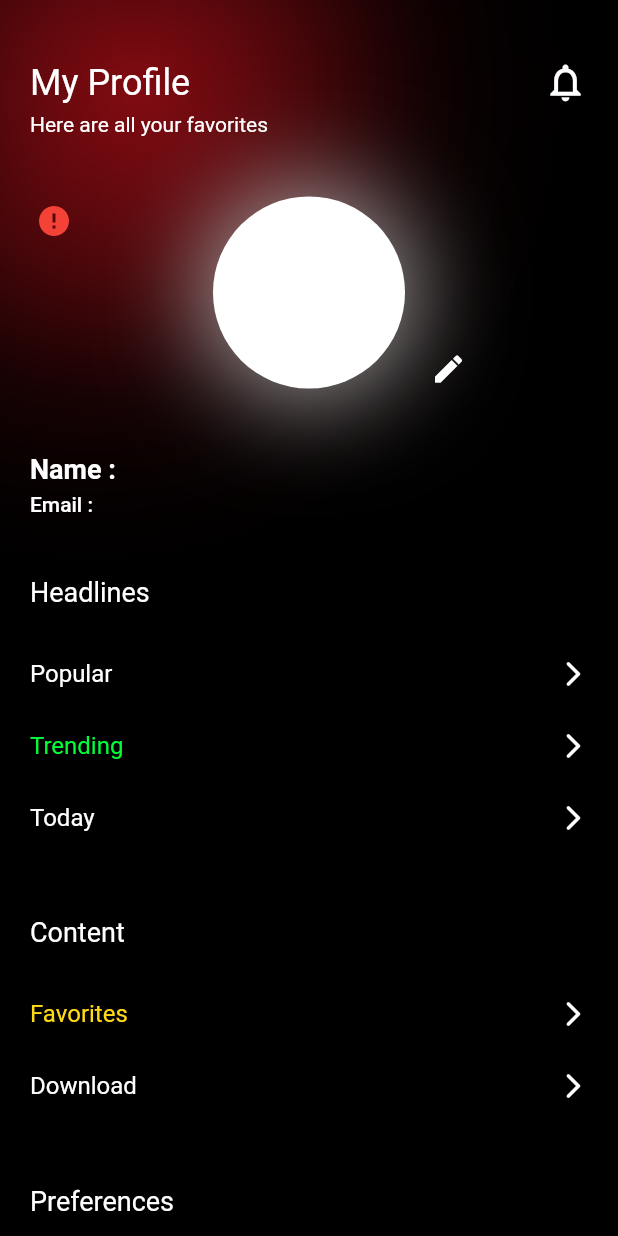
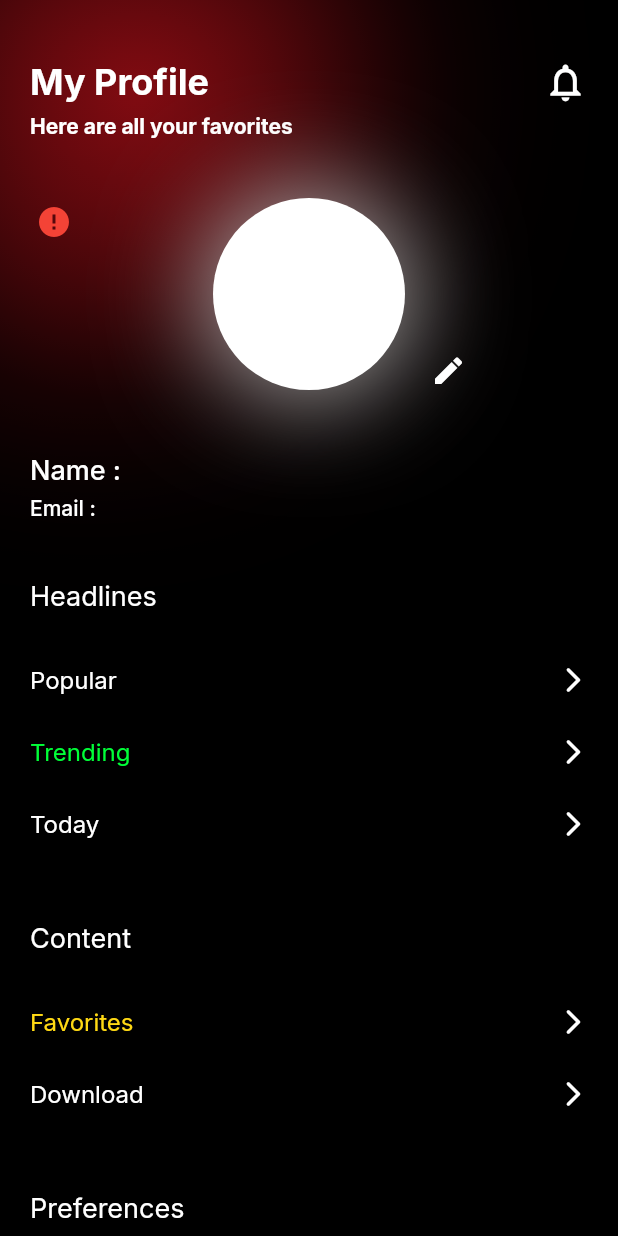
Before and after one commit to diptanshumahish/watch, a Flutter app: the ProfileScreen screen opened directly, on a phone screen of 412 x 824 dp. Run offline on Flutter 3.47's test engine with Material 2 defaults, Android fonts, the phone set to English and light mode, and no system bars; drawn by our look-alikes of cached_network_image; our stand-ins replace cloud_firestore, dartz, equatable, firebase_auth, firebase_core, flutter_animate and 12 more; missing offline and left inert: flutter_facebook_auth; accounts and stored records are empty; network calls fail.

Commit message:
google fonts added

```diff
--- a/lib/app/theme/app_theme.dart
+++ b/lib/app/theme/app_theme.dart
@@ -1,15 +1,18 @@
 import 'package:flutter/material.dart';
+import 'package:google_fonts/google_fonts.dart';
 
 class MyThemes {
   //dark theme
   static final darkTheme = ThemeData.dark().copyWith(
     scaffoldBackgroundColor: Colors.black,
+    textTheme: GoogleFonts.interTextTheme(),
     primaryColor: Colors.black,
   );
 
   //light theme
   static final lightTheme = ThemeData.light().copyWith(
     scaffoldBackgroundColor: Colors.white,
+    textTheme: GoogleFonts.interTextTheme(),
     primaryColor: Colors.white,
   );
 }
--- a/lib/main.dart
+++ b/lib/main.dart
@@ -13,7 +13,10 @@ import 'src/providers/local_storage_provider.dart';
 Future<void> main() async {
   WidgetsFlutterBinding.ensureInitialized();
   await SystemChrome.setPreferredOrientations(
-    [DeviceOrientation.portraitUp, DeviceOrientation.portraitDown],
+    [
+      DeviceOrientation.portraitUp,
+      DeviceOrientation.portraitDown,
+    ],
   );
   await Firebase.initializeApp(options: DefaultFirebaseOptions.currentPlatform);
   SharedPreferences prefsInstance = await SharedPreferences.getInstance();
--- a/lib/src/app.dart
+++ b/lib/src/app.dart
@@ -30,13 +30,13 @@ class MyApp extends StatelessWidget {
           return user.when(
             data: (user) {
               if (user != null) {
+                return const LoginScreen();
+              } else {
                 return const HomeScreen();
-              } else {
-                return LoginScreen();
               }
             },
             loading: () => const SplashScreen(),
-            error: (error, stack) => const Center(child: Text('Error')),
+            error: (_, __) => const Center(child: Text('Error')),
           );
         },
       ),
--- a/lib/src/features/home/presentation/explore_screen/explore.dart
+++ b/lib/src/features/home/presentation/explore_screen/explore.dart
@@ -83,12 +83,16 @@ class _ExploreScreenState extends ConsumerState<ExploreScreen> {
                 maxLines: 1,
                 style: TextStyle(
                   fontSize: 30,
+                  color: Colors.white,
                   fontWeight: FontWeight.bold,
                 ),
               ),
               Text(
                 "Search for movies/Web series",
-                style: TextStyle(fontSize: 20),
+                style: TextStyle(
+                  fontSize: 20,
+                  color: Colors.white,
+                ),
               )
             ],
           ),
--- a/lib/src/features/home/presentation/favourites/favourites_screen.dart
+++ b/lib/src/features/home/presentation/favourites/favourites_screen.dart
@@ -21,13 +21,14 @@ class FavScreen extends StatelessWidget {
                 'Your Favourites',
                 style: TextStyle(
                   fontSize: 20,
+                  color: Colors.white,
                   fontWeight: FontWeight.bold,
                 ),
               ),
             ),
           ],
         ),
-        const SizedBox(height: 15),
+        const SizedBox(height: 30),
         Expanded(
           child: Consumer(
             builder: (context, ref, child) {
--- a/lib/src/features/home/presentation/home_view/components/home.dart
+++ b/lib/src/features/home/presentation/home_view/components/home.dart
@@ -47,16 +47,18 @@ class _HomeState extends State<Home> {
                     maxLines: 1,
                     style: const TextStyle(
                       fontSize: 24,
+                      color: Colors.white,
                       fontWeight: FontWeight.bold,
                     ),
                   );
                 },
               ),
-              const Text(
+              const SizedBox(height: 10),
+              Text(
                 "Let's see what's here for you",
                 style: TextStyle(
                   fontSize: 25,
-                  color: Colors.grey,
+                  color: Colors.grey.shade300,
                 ),
               )
             ],
--- a/lib/src/features/home/presentation/movie_details/movie_details_screen.dart
+++ b/lib/src/features/home/presentation/movie_details/movie_details_screen.dart
@@ -250,10 +250,11 @@ class MovieDescScreen extends HookConsumerWidget {
                             'Watch Now',
                             style: TextStyle(
                               fontWeight: FontWeight.w600,
+                              color: Colors.white,
                               fontSize: 16,
                             ),
                           ),
-                        ),
+                        ).,
                       ),
                     ],
                   ),
--- a/lib/src/features/home/presentation/profile/profile.dart
+++ b/lib/src/features/home/presentation/profile/profile.dart
@@ -53,7 +53,10 @@ class _ProfileScreenState extends State<ProfileScreen> {
                         Flexible(
                           child: Text(
                             'My Profile',
-                            style: textTheme.headlineSmall,
+                            style: textTheme.headlineSmall?.copyWith(
+                              color: Colors.white,
+                              fontWeight: FontWeight.w700,
+                            ),
                           ),
                         ),
                         const Icon(
@@ -68,7 +71,10 @@ class _ProfileScreenState extends State<ProfileScreen> {
                       children: [
                         Text(
                           'Here are all your favorites',
-                          style: textTheme.bodyText2,
+                          style: textTheme.bodyText2?.copyWith(
+                            color: Colors.white,
+                            fontWeight: FontWeight.w700,
+                          ),
                         ),
                       ],
                     ),
@@ -128,10 +134,11 @@ class _ProfileScreenState extends State<ProfileScreen> {
                       final name = ref.watch(userNotifierProvider
                           .select((value) => value.displayName));
                       return Text(
-                        'Name :${name ?? 'N/A'}',
+                        'Name : ${name ?? 'N/A'}',
                         style: const TextStyle(
                           fontSize: 18,
-                          fontWeight: FontWeight.w600,
+                          color: Colors.white,
+                          fontWeight: FontWeight.w500,
                         ),
                       );
                     }),
@@ -140,9 +147,10 @@ class _ProfileScreenState extends State<ProfileScreen> {
                       final e = ref.watch(
                           userNotifierProvider.select((value) => value.email));
                       return Text(
-                        'Email :${e ?? 'N/A'}',
+                        'Email : ${e ?? 'N/A'}',
                         style: const TextStyle(
                           fontSize: 14,
+                          color: Colors.white,
                           fontWeight: FontWeight.w500,
                         ),
                       );
@@ -156,6 +164,7 @@ class _ProfileScreenState extends State<ProfileScreen> {
                             'Headlines',
                             style: textTheme.headlineSmall?.copyWith(
                               fontSize: 18,
+                              color: Colors.white,
                             ),
                           ),
                         ),
@@ -175,7 +184,7 @@ class _ProfileScreenState extends State<ProfileScreen> {
                                   fontSize: 16,
                                   color: e == 'Trending'
                                       ? const Color(0XFF00FF38)
-                                      : null,
+                                      : Colors.white,
                                 ),
                               ),
                             ),
@@ -196,6 +205,7 @@ class _ProfileScreenState extends State<ProfileScreen> {
                             'Content',
                             style: textTheme.headlineSmall?.copyWith(
                               fontSize: 18,
+                              color: Colors.white,
                             ),
                           ),
                         ),
@@ -215,7 +225,7 @@ class _ProfileScreenState extends State<ProfileScreen> {
                                   fontSize: 16,
                                   color: e == 'Favorites'
                                       ? const Color(0XFFFFD914)
-                                      : null,
+                                      : Colors.white,
                                 ),
                               ),
                             ),
@@ -236,6 +246,7 @@ class _ProfileScreenState extends State<ProfileScreen> {
                             'Preferences',
                             style: textTheme.headlineSmall?.copyWith(
                               fontSize: 18,
+                              color: Colors.white,
                             ),
                           ),
                         ),
@@ -251,8 +262,10 @@ class _ProfileScreenState extends State<ProfileScreen> {
                             Expanded(
                               child: Text(
                                 e,
-                                style: textTheme.bodyMedium
-                                    ?.copyWith(fontSize: 16),
+                                style: textTheme.bodyMedium?.copyWith(
+                                  fontSize: 16,
+                                  color: Colors.white,
+                                ),
                               ),
                             ),
                           ],
--- a/pubspec.yaml
+++ b/pubspec.yaml
@@ -31,6 +31,7 @@ environment:
 dependencies:
   cached_network_image: ^3.2.3
   cloud_firestore: ^4.4.4
+  connectivity_plus: ^3.0.3
   cupertino_icons: ^1.0.2
   dartz: ^0.10.1
   equatable: ^2.0.5
```
Also changed, not shown: lib/src/features/authentication/presentation/signup/signup_screen.dart (+7 -1 lines), lib/src/features/home/presentation/movie_details/actors_tile.dart (+6 -2 lines), pubspec.lock.
